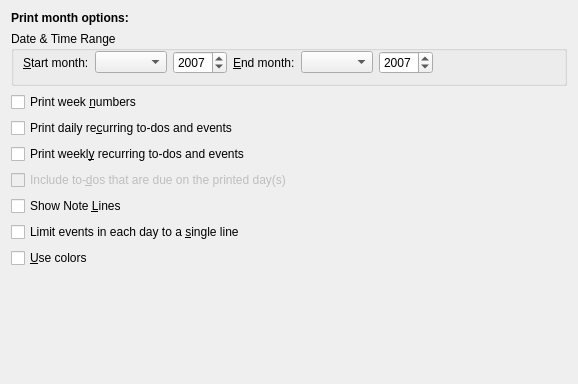
This is printing/calprintmonthconfig_base.ui in KDE/korganizer as Qt 5 draws it before an edit. The edited form follows.
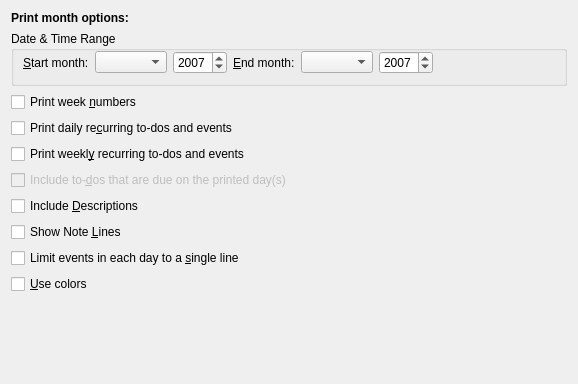
This is the edited form. Custom widgets are drawn as their Qt base class.

Commit message:
BUG: 89556 Added optional description to days,weeks, months Also optional dates for timeline prints
GUI:

Patch:
```diff
--- a/printing/calprintmonthconfig_base.ui
+++ b/printing/calprintmonthconfig_base.ui
@@ -169,6 +169,16 @@
     </widget>
    </item>
    <item row="6" column="0" >
+    <widget class="QCheckBox" name="mIncludeDescription" >
+     <property name="whatsThis" >
+      <string>Check this option to include the more detailed description for each event.</string>
+     </property>
+     <property name="text" >
+      <string>Include &amp;Descriptions</string>
+     </property>
+    </widget>
+   </item>
+   <item row="7" column="0" >
     <widget class="QCheckBox" name="mShowNoteLines" >
      <property name="whatsThis" >
       <string>Check this option to show note lines.</string>
@@ -178,7 +188,7 @@
      </property>
     </widget>
    </item>
-   <item row="7" column="0" >
+   <item row="8" column="0" >
     <widget class="QCheckBox" name="mSingleLineLimit" >
      <property name="whatsThis" >
       <string>Check this option to limit events to a single line.</string>
@@ -188,7 +198,7 @@
      </property>
     </widget>
    </item>
-   <item row="8" column="0" >
+   <item row="9" column="0" >
     <widget class="QCheckBox" name="mColors" >
      <property name="whatsThis" >
       <string>The timetable view supports colors. If you want to make use of colors you should check this option. The category colors will be used.</string>
@@ -198,7 +208,7 @@
      </property>
     </widget>
    </item>
-   <item row="9" column="0" >
+   <item row="10" column="0" >
     <spacer>
      <property name="orientation" >
       <enum>Qt::Vertical</enum>
```
The commit also changes 6 other files.
